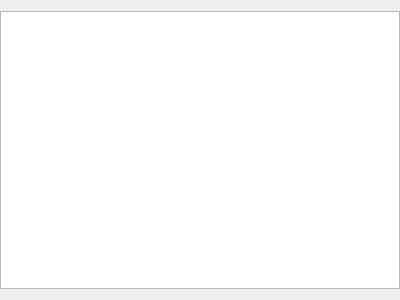
Above: sources/repository/soundfont/soundfontdescription.ui from davy7125/polyphone before the change. Below: the same form after it.
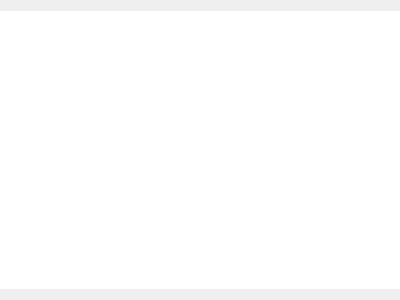
That is the form after the change.

The edit to the form file:
```diff
--- a/sources/repository/soundfont/soundfontdescription.ui
+++ b/sources/repository/soundfont/soundfontdescription.ui
@@ -22,6 +22,9 @@
    </property>
    <item row="0" column="0">
     <widget class="QTextBrowser" name="textBrowser">
+     <property name="frameShape">
+      <enum>QFrame::NoFrame</enum>
+     </property>
      <property name="openExternalLinks">
       <bool>true</bool>
      </property>
```
